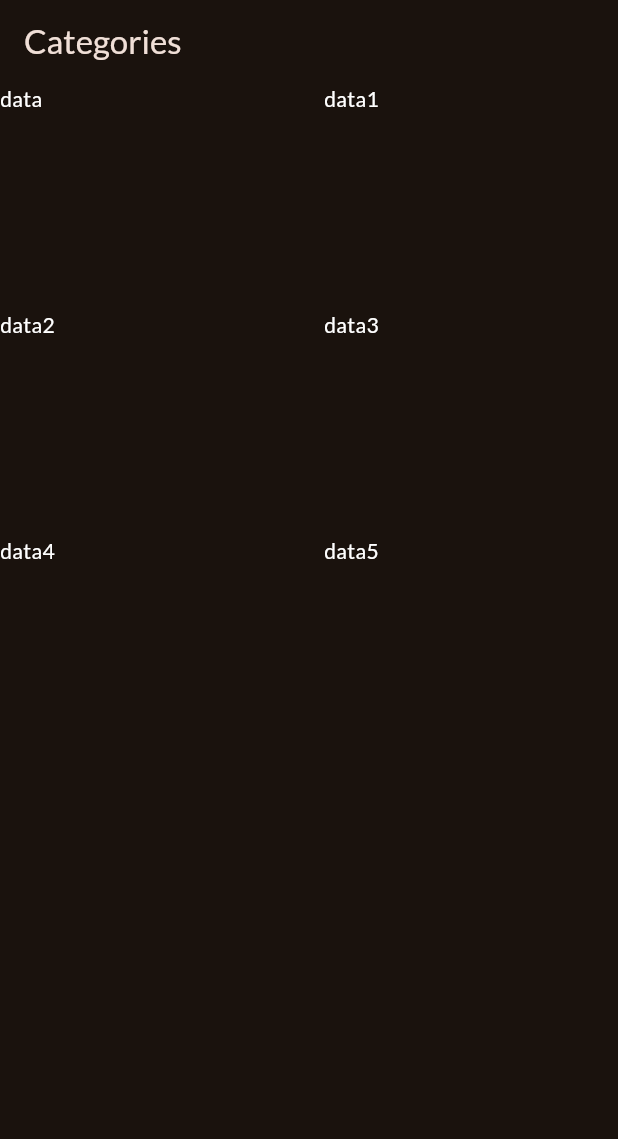
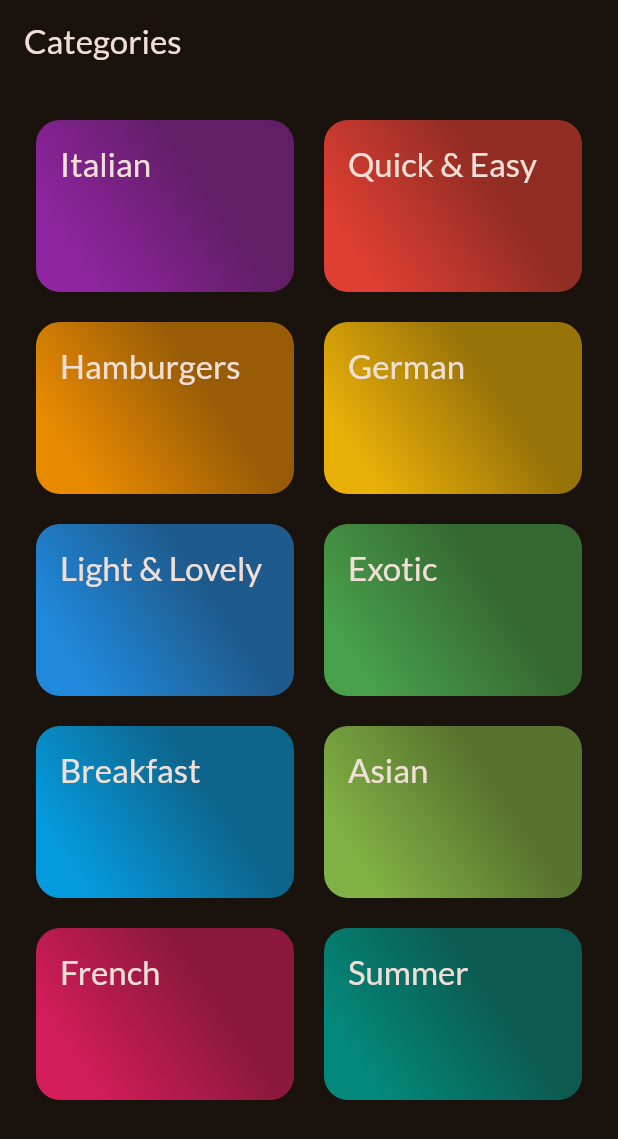
Before and after one commit to rasmusmedj/meallionaire, a Flutter app: the screen it shows after launch, on a phone screen of 412 x 824 dp. Shown: the top 1139 px of the screen. Run offline on Flutter 3.47's test engine with Material 3 defaults, Android fonts, the phone set to English and light mode, and no system bars; our stand-ins replace google_fonts.

Commit message:
add tabable categories. Video #158 done

```diff
--- /dev/null
+++ b/lib/data/dummy_data.dart
@@ -0,0 +1,56 @@
+import 'package:flutter/material.dart';
+
+import 'package:meallionaire/models/category.dart';
+
+const availableCategories = [
+  Category(
+    id: 'c1',
+    title: 'Italian',
+    color: Colors.purple,
+  ),
+  Category(
+    id: 'c2',
+    title: 'Quick & Easy',
+    color: Colors.red,
+  ),
+  Category(
+    id: 'c3',
+    title: 'Hamburgers',
+    color: Colors.orange,
+  ),
+  Category(
+    id: 'c4',
+    title: 'German',
+    color: Colors.amber,
+  ),
+  Category(
+    id: 'c5',
+    title: 'Light & Lovely',
+    color: Colors.blue,
+  ),
+  Category(
+    id: 'c6',
+    title: 'Exotic',
+    color: Colors.green,
+  ),
+  Category(
+    id: 'c7',
+    title: 'Breakfast',
+    color: Colors.lightBlue,
+  ),
+  Category(
+    id: 'c8',
+    title: 'Asian',
+    color: Colors.lightGreen,
+  ),
+  Category(
+    id: 'c9',
+    title: 'French',
+    color: Colors.pink,
+  ),
+  Category(
+    id: 'c10',
+    title: 'Summer',
+    color: Colors.teal,
+  ),
+];
--- a/lib/main.dart
+++ b/lib/main.dart
@@ -1,7 +1,7 @@
 import 'package:flutter/material.dart';
 
 import 'package:google_fonts/google_fonts.dart';
-import 'package:meallionaire/categories.dart';
+import 'package:meallionaire/screens/categories.dart';
 
 final theme = ThemeData(
   useMaterial3: true,
--- /dev/null
+++ b/lib/models/category.dart
@@ -0,0 +1,13 @@
+import 'package:flutter/material.dart';
+
+class Category {
+  const Category({
+    required this.id,
+    required this.title,
+    this.color = Colors.orange,
+  });
+
+  final String id;
+  final String title;
+  final Color color;
+}
--- a/lib/categories.dart
+++ b/lib/screens/categories.dart
@@ -1,5 +1,9 @@
 import 'package:flutter/material.dart';
+
+
+import 'package:meallionaire/data/dummy_data.dart';
 import 'package:meallionaire/main.dart';
+import 'package:meallionaire/widgets/category_grid_item.dart';
 
 class CategoriesScreen extends StatelessWidget {
   const CategoriesScreen({super.key});
@@ -11,27 +15,16 @@
         title: const Text('Categories'),
       ),
       body: GridView(
+        padding: const EdgeInsets.all(24),
         gridDelegate: const SliverGridDelegateWithFixedCrossAxisCount(
           crossAxisCount: 2,
           childAspectRatio: 3 / 2,
           crossAxisSpacing: 20,
           mainAxisSpacing: 20,
         ),
-        children: const [
-          Text(
-            'data',
-            style: TextStyle(color: Colors.white),
-          ),
-          Text('data1',
-            style: TextStyle(color: Colors.white),),
-          Text('data2',
-            style: TextStyle(color: Colors.white),),
-          Text('data3',
-            style: TextStyle(color: Colors.white),),
-          Text('data4',
-            style: TextStyle(color: Colors.white),),
-          Text('data5',
-            style: TextStyle(color: Colors.white),),
+        children: [
+          for (final category in availableCategories)
+            CategoryGridItem(category: category)
         ],
       ),
     );
--- /dev/null
+++ b/lib/widgets/category_grid_item.dart
@@ -0,0 +1,40 @@
+import 'package:flutter/material.dart';
+
+import 'package:meallionaire/models/category.dart';
+
+class CategoryGridItem extends StatelessWidget {
+  const CategoryGridItem({
+    super.key,
+    required this.category,
+  });
+
+  final Category category;
+
+  @override
+  Widget build(BuildContext context) {
+    return InkWell(
+      onTap: () {},
+      splashColor: Theme.of(context).primaryColor,
+      borderRadius: BorderRadius.circular(16),
+      child: Container(
+        padding: const EdgeInsets.all(16),
+        decoration: BoxDecoration(
+            borderRadius: BorderRadius.circular(16),
+            gradient: LinearGradient(
+              colors: [
+                category.color.withOpacity(0.55),
+                category.color.withOpacity(0.9),
+              ],
+              begin: Alignment.topCenter,
+              end: Alignment.centerLeft,
+            )),
+        child: Text(
+          category.title,
+          style: Theme.of(context).textTheme.titleLarge!.copyWith(
+                color: Theme.of(context).colorScheme.onBackground,
+              ),
+        ),
+      ),
+    );
+  }
+}
```
Also changed, not shown: lib/models/catetogy.dart (deleted).
